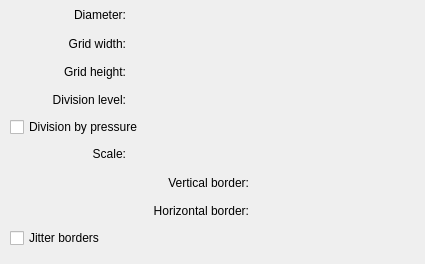
Above: plugins/paintops/gridbrush/wdggridoptions.ui from KDE/krita before the change. Below: the same form after it.
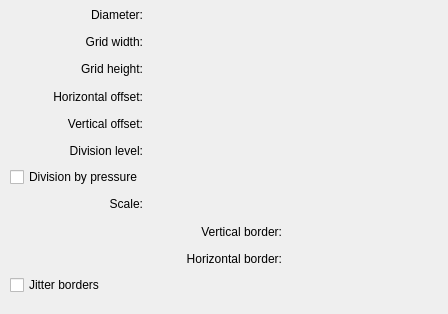
That is the form after the change. Custom widgets are drawn as their Qt base class.

Commit message: grid brush offset setting

Diff of the .ui file:
```diff
--- a/plugins/paintops/gridbrush/wdggridoptions.ui
+++ b/plugins/paintops/gridbrush/wdggridoptions.ui
@@ -10,8 +10,8 @@
    <rect>
     <x>0</x>
     <y>0</y>
-    <width>425</width>
-    <height>264</height>
+    <width>448</width>
+    <height>314</height>
    </rect>
   </property>
   <property name="sizePolicy">
@@ -31,18 +31,11 @@
     <rect>
      <x>10</x>
      <y>4</y>
-     <width>361</width>
-     <height>244</height>
+     <width>411</width>
+     <height>291</height>
     </rect>
    </property>
    <layout class="QGridLayout" name="gridLayout">
-    <item row="4" column="0" colspan="3">
-     <widget class="QCheckBox" name="divisionPressureCHBox">
-      <property name="text">
-       <string>Division by pressure</string>
-      </property>
-     </widget>
-    </item>
     <item row="2" column="0">
      <widget class="QLabel" name="label_2">
       <property name="text">
@@ -53,7 +46,7 @@
       </property>
      </widget>
     </item>
-    <item row="6" column="0" colspan="2">
+    <item row="8" column="0" colspan="2">
      <widget class="QLabel" name="label_4">
       <property name="text">
        <string>Vertical border:</string>
@@ -63,26 +56,43 @@
       </property>
      </widget>
     </item>
-    <item row="1" column="0">
-     <widget class="QLabel" name="label">
-      <property name="text">
-       <string>Grid width:</string>
-      </property>
-      <property name="alignment">
-       <set>Qt::AlignRight|Qt::AlignTrailing|Qt::AlignVCenter</set>
-      </property>
-     </widget>
+    <item row="7" column="1" colspan="2">
+     <widget class="KisDoubleSliderSpinBox" name="scaleDSPBox" native="true"/>
     </item>
-    <item row="6" column="2">
-     <widget class="KisDoubleSliderSpinBox" name="vertBorderDSPBox" native="true"/>
-    </item>
-    <item row="7" column="2">
+    <item row="9" column="2">
      <widget class="KisDoubleSliderSpinBox" name="horizBorderDSPBox" native="true"/>
     </item>
-    <item row="3" column="1" colspan="2">
+    <item row="6" column="0" colspan="3">
+     <widget class="QCheckBox" name="divisionPressureCHBox">
+      <property name="text">
+       <string>Division by pressure</string>
+      </property>
+     </widget>
+    </item>
+    <item row="7" column="0">
+     <widget class="QLabel" name="label_6">
+      <property name="text">
+       <string>Scale:</string>
+      </property>
+      <property name="alignment">
+       <set>Qt::AlignRight|Qt::AlignTrailing|Qt::AlignVCenter</set>
+      </property>
+     </widget>
+    </item>
+    <item row="5" column="1" colspan="2">
      <widget class="KisDoubleSliderSpinBox" name="divisionLevelSPBox" native="true"/>
     </item>
-    <item row="7" column="0" colspan="2">
+    <item row="0" column="0">
+     <widget class="QLabel" name="label_7">
+      <property name="text">
+       <string>Diameter:</string>
+      </property>
+      <property name="alignment">
+       <set>Qt::AlignRight|Qt::AlignTrailing|Qt::AlignVCenter</set>
+      </property>
+     </widget>
+    </item>
+    <item row="9" column="0" colspan="2">
      <widget class="QLabel" name="label_5">
       <property name="text">
        <string>Horizontal border:</string>
@@ -92,20 +102,20 @@
       </property>
      </widget>
     </item>
+    <item row="1" column="0">
+     <widget class="QLabel" name="label">
+      <property name="text">
+       <string>Grid width:</string>
+      </property>
+      <property name="alignment">
+       <set>Qt::AlignRight|Qt::AlignTrailing|Qt::AlignVCenter</set>
+      </property>
+     </widget>
+    </item>
+    <item row="1" column="1" colspan="2">
+     <widget class="KisDoubleSliderSpinBox" name="gridWidthSPBox" native="true"/>
+    </item>
     <item row="5" column="0">
-     <widget class="QLabel" name="label_6">
-      <property name="text">
-       <string>Scale:</string>
-      </property>
-      <property name="alignment">
-       <set>Qt::AlignRight|Qt::AlignTrailing|Qt::AlignVCenter</set>
-      </property>
-     </widget>
-    </item>
-    <item row="2" column="1" colspan="2">
-     <widget class="KisDoubleSliderSpinBox" name="gridHeightSPBox" native="true"/>
-    </item>
-    <item row="3" column="0">
      <widget class="QLabel" name="label_3">
       <property name="text">
        <string>Division level:</string>
@@ -115,32 +125,48 @@
       </property>
      </widget>
     </item>
-    <item row="5" column="1" colspan="2">
-     <widget class="KisDoubleSliderSpinBox" name="scaleDSPBox" native="true"/>
-    </item>
-    <item row="8" column="0" colspan="2">
+    <item row="10" column="0" colspan="2">
      <widget class="QCheckBox" name="jitterBorderCHBox">
       <property name="text">
        <string>Jitter borders</string>
       </property>
      </widget>
     </item>
-    <item row="1" column="1" colspan="2">
-     <widget class="KisDoubleSliderSpinBox" name="gridWidthSPBox" native="true"/>
+    <item row="2" column="1" colspan="2">
+     <widget class="KisDoubleSliderSpinBox" name="gridHeightSPBox" native="true"/>
     </item>
-    <item row="0" column="0">
-     <widget class="QLabel" name="label_7">
-      <property name="text">
-       <string>Diameter:</string>
-      </property>
-      <property name="alignment">
-       <set>Qt::AlignRight|Qt::AlignTrailing|Qt::AlignVCenter</set>
-      </property>
-     </widget>
+    <item row="8" column="2">
+     <widget class="KisDoubleSliderSpinBox" name="vertBorderDSPBox" native="true"/>
     </item>
     <item row="0" column="1" colspan="2">
      <widget class="KisDoubleSliderSpinBox" name="diameterSPBox" native="true"/>
     </item>
+    <item row="3" column="0">
+     <widget class="QLabel" name="label_8">
+      <property name="text">
+       <string>Horizontal offset:</string>
+      </property>
+      <property name="alignment">
+       <set>Qt::AlignRight|Qt::AlignTrailing|Qt::AlignVCenter</set>
+      </property>
+     </widget>
+    </item>
+    <item row="3" column="1" colspan="2">
+     <widget class="KisDoubleSliderSpinBox" name="horizontalOffsetSPBox" native="true"/>
+    </item>
+    <item row="4" column="0">
+     <widget class="QLabel" name="label_9">
+      <property name="text">
+       <string>Vertical offset:</string>
+      </property>
+      <property name="alignment">
+       <set>Qt::AlignRight|Qt::AlignTrailing|Qt::AlignVCenter</set>
+      </property>
+     </widget>
+    </item>
+    <item row="4" column="1" colspan="2">
+     <widget class="KisDoubleSliderSpinBox" name="verticalOffsetSPBox" native="true"/>
+    </item>
    </layout>
   </widget>
  </widget>
```
The commit also changes 4 other files.
